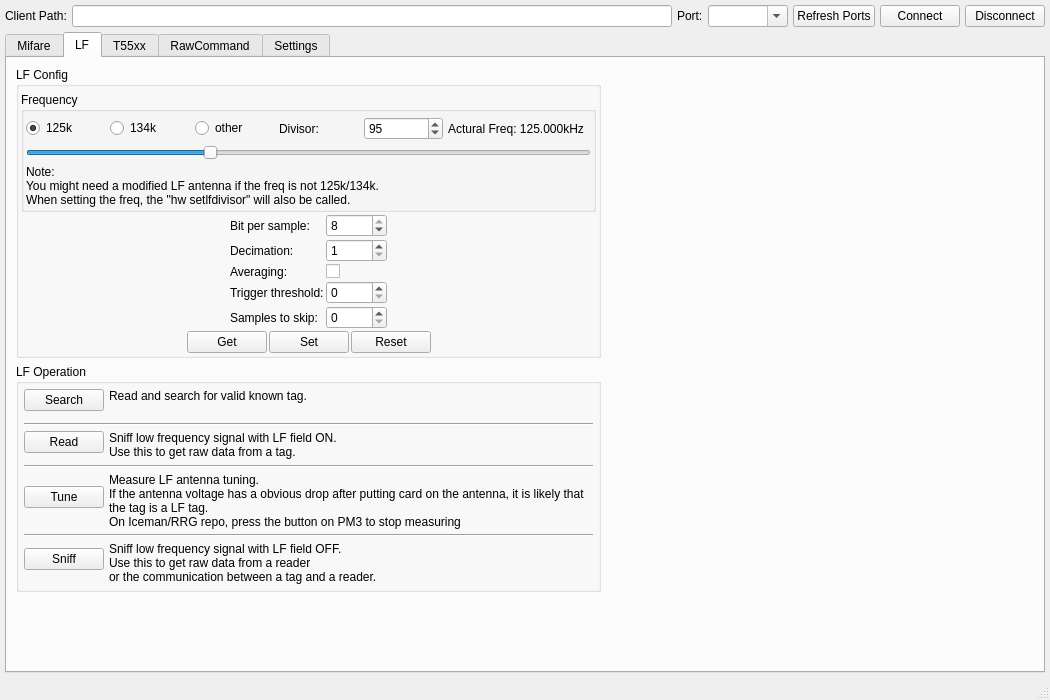
First picture: the form in ui/mainwindow.ui, repository wh201906/Proxmark3GUI, before the edit.
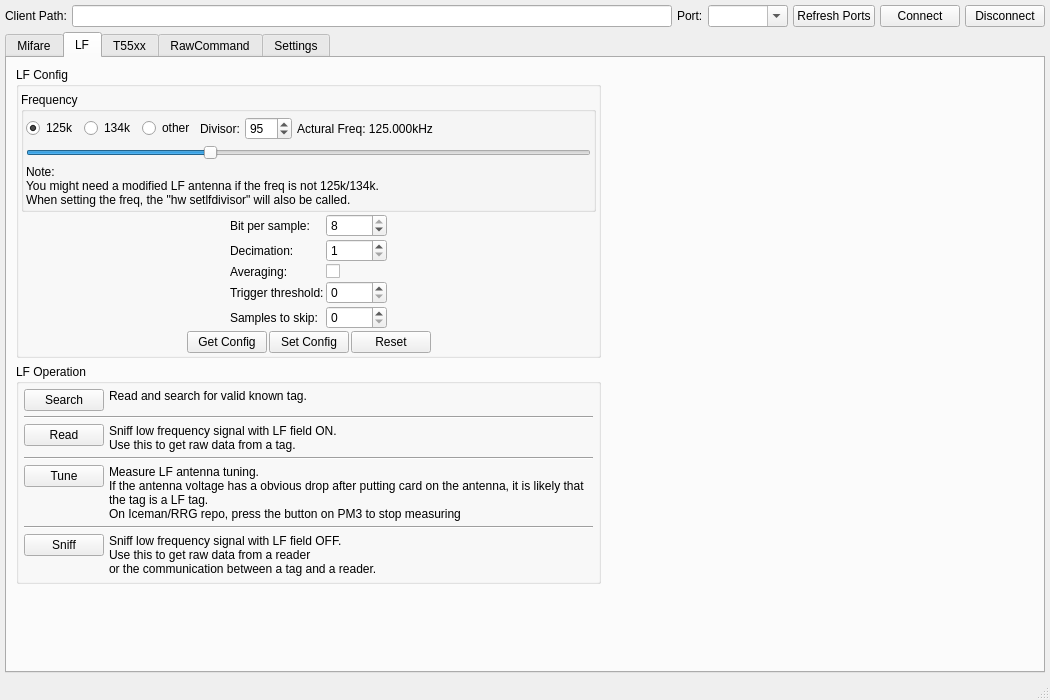
Second picture: the form after the edit. The open tabs and pages were chosen to show the change.

```diff
--- a/ui/mainwindow.ui
+++ b/ui/mainwindow.ui
@@ -1334,6 +1334,12 @@
                     <property name="orientation">
                      <enum>Qt::Horizontal</enum>
                     </property>
+                    <property name="sizeHint" stdset="0">
+                     <size>
+                      <width>0</width>
+                      <height>0</height>
+                     </size>
+                    </property>
                    </spacer>
                   </item>
                  </layout>
@@ -1512,7 +1518,7 @@
                   </size>
                  </property>
                  <property name="text">
-                  <string>Get</string>
+                  <string>Get Config</string>
                  </property>
                 </widget>
                </item>
@@ -1531,7 +1537,7 @@
                   </size>
                  </property>
                  <property name="text">
-                  <string>Set</string>
+                  <string>Set Config</string>
                  </property>
                 </widget>
                </item>
@@ -1600,6 +1606,12 @@
                    <property name="sizeType">
                     <enum>QSizePolicy::Expanding</enum>
                    </property>
+                   <property name="sizeHint" stdset="0">
+                    <size>
+                     <width>0</width>
+                     <height>0</height>
+                    </size>
+                   </property>
                   </spacer>
                  </item>
                 </layout>
@@ -1651,6 +1663,12 @@
                    <property name="sizeType">
                     <enum>QSizePolicy::Expanding</enum>
                    </property>
+                   <property name="sizeHint" stdset="0">
+                    <size>
+                     <width>0</width>
+                     <height>0</height>
+                    </size>
+                   </property>
                   </spacer>
                  </item>
                 </layout>
@@ -1703,6 +1721,12 @@
                    <property name="sizeType">
                     <enum>QSizePolicy::Expanding</enum>
                    </property>
+                   <property name="sizeHint" stdset="0">
+                    <size>
+                     <width>0</width>
+                     <height>0</height>
+                    </size>
+                   </property>
                   </spacer>
                  </item>
                 </layout>
@@ -1756,6 +1780,12 @@
                    <property name="sizeType">
                     <enum>QSizePolicy::Expanding</enum>
                    </property>
+                   <property name="sizeHint" stdset="0">
+                    <size>
+                     <width>0</width>
+                     <height>0</height>
+                    </size>
+                   </property>
                   </spacer>
                  </item>
                 </layout>
```
Left out of the diff: 20 changed lines with no effect on the pictures.
